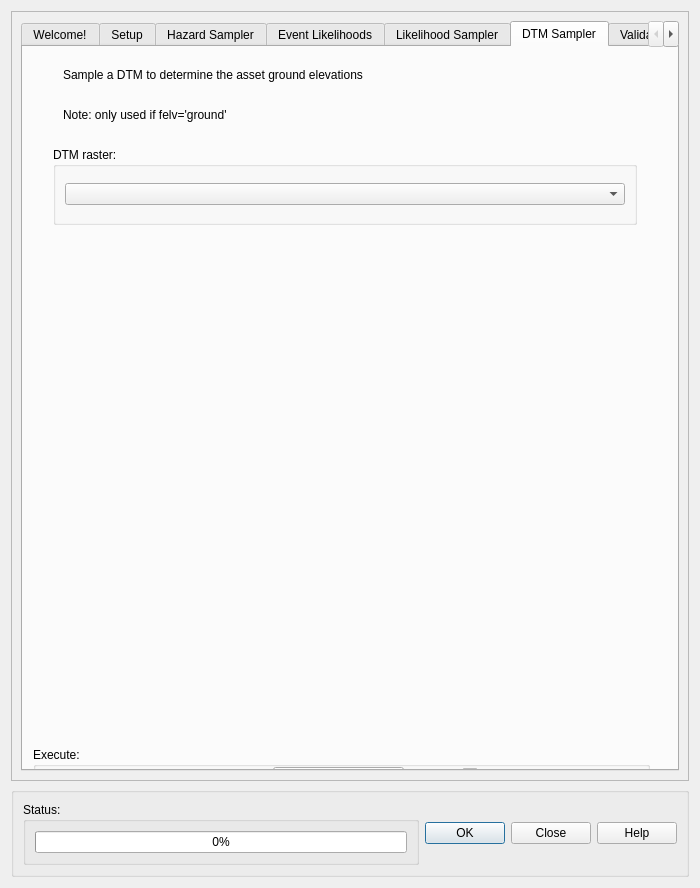
NRCan/CanFlood, file canflood_inprep/ProjectDataPrep/ProjectDataPrepDialog_Base.ui: the form before one commit.
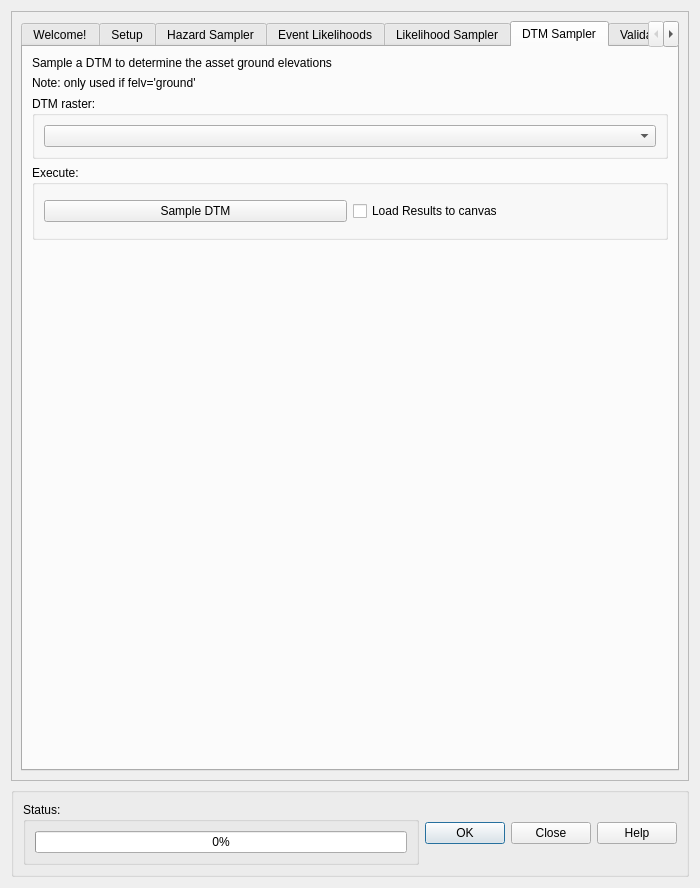
The form after the commit. The open tabs and pages were chosen to show the change. Custom widgets are drawn as their Qt base class.

```diff
--- a/canflood_inprep/ProjectDataPrep/ProjectDataPrepDialog_Base.ui
+++ b/canflood_inprep/ProjectDataPrep/ProjectDataPrepDialog_Base.ui
@@ -1770,15 +1770,9 @@
           <attribute name="title">
            <string>DTM Sampler</string>
           </attribute>
+          <layout class="QGridLayout" name="gridLayout_6">
+           <item row="2" column="0">
           <widget class="QGroupBox" name="groupBox_5">
-           <property name="geometry">
-            <rect>
-             <x>30</x>
-             <y>100</y>
-             <width>584</width>
-             <height>78</height>
-            </rect>
-           </property>
            <property name="sizePolicy">
             <sizepolicy hsizetype="Preferred" vsizetype="Fixed">
              <horstretch>0</horstretch>
@@ -1794,30 +1788,11 @@
             </item>
            </layout>
           </widget>
-          <widget class="QLabel" name="label_6">
-           <property name="geometry">
-            <rect>
-             <x>40</x>
-             <y>20</y>
-             <width>531</width>
-             <height>16</height>
-            </rect>
-           </property>
-           <property name="text">
-            <string>Sample a DTM to determine the asset ground elevations</string>
-           </property>
-          </widget>
+           </item>
+           <item row="3" column="0">
           <widget class="QGroupBox" name="groupBox_14">
-           <property name="geometry">
-            <rect>
-             <x>10</x>
-             <y>700</y>
-             <width>617</width>
-             <height>50</height>
-            </rect>
-           </property>
            <property name="sizePolicy">
-            <sizepolicy hsizetype="Preferred" vsizetype="Minimum">
+              <sizepolicy hsizetype="Preferred" vsizetype="Fixed">
              <horstretch>0</horstretch>
              <verstretch>0</verstretch>
             </sizepolicy>
@@ -1825,52 +1800,70 @@
            <property name="minimumSize">
             <size>
              <width>0</width>
-             <height>50</height>
+               <height>75</height>
             </size>
            </property>
            <property name="title">
             <string>Execute:</string>
            </property>
+             <layout class="QGridLayout" name="gridLayout_7">
+              <item row="0" column="0">
            <widget class="QPushButton" name="pushButton_DTMsamp">
-            <property name="geometry">
-             <rect>
-              <x>240</x>
-              <y>20</y>
-              <width>131</width>
-              <height>23</height>
-             </rect>
-            </property>
             <property name="text">
              <string>Sample DTM</string>
             </property>
            </widget>
+              </item>
+              <item row="0" column="1">
            <widget class="QCheckBox" name="checkBox_DTMloadres">
-            <property name="geometry">
-             <rect>
-              <x>430</x>
-              <y>20</y>
-              <width>151</width>
-              <height>17</height>
-             </rect>
-            </property>
             <property name="text">
              <string>Load Results to canvas</string>
             </property>
            </widget>
-          </widget>
+              </item>
+             </layout>
+            </widget>
+           </item>
+           <item row="1" column="0">
           <widget class="QLabel" name="label_9">
-           <property name="geometry">
-            <rect>
-             <x>40</x>
-             <y>60</y>
-             <width>531</width>
-             <height>16</height>
-            </rect>
+             <property name="sizePolicy">
+              <sizepolicy hsizetype="Preferred" vsizetype="Fixed">
+               <horstretch>0</horstretch>
+               <verstretch>0</verstretch>
+              </sizepolicy>
            </property>
            <property name="text">
             <string>Note: only used if felv='ground'</string>
            </property>
           </widget>
+           </item>
+           <item row="0" column="0">
+            <widget class="QLabel" name="label_6">
+             <property name="sizePolicy">
+              <sizepolicy hsizetype="Preferred" vsizetype="Fixed">
+               <horstretch>0</horstretch>
+               <verstretch>0</verstretch>
+              </sizepolicy>
+             </property>
+             <property name="text">
+              <string>Sample a DTM to determine the asset ground elevations</string>
+             </property>
+            </widget>
+           </item>
+           <item row="4" column="0">
+            <spacer name="verticalSpacer">
+             <property name="orientation">
+              <enum>Qt::Vertical</enum>
+             </property>
+             <property name="sizeHint" stdset="0">
+              <size>
+               <width>20</width>
+               <height>40</height>
+              </size>
+             </property>
+            </spacer>
+           </item>
+          </layout>
          </widget>
          <widget class="QWidget" name="tab_3">
           <attribute name="title">
```
Left out of the diff: 2 changed lines with no effect on the pictures. Lines whose indentation alone changed are shown as unchanged.
